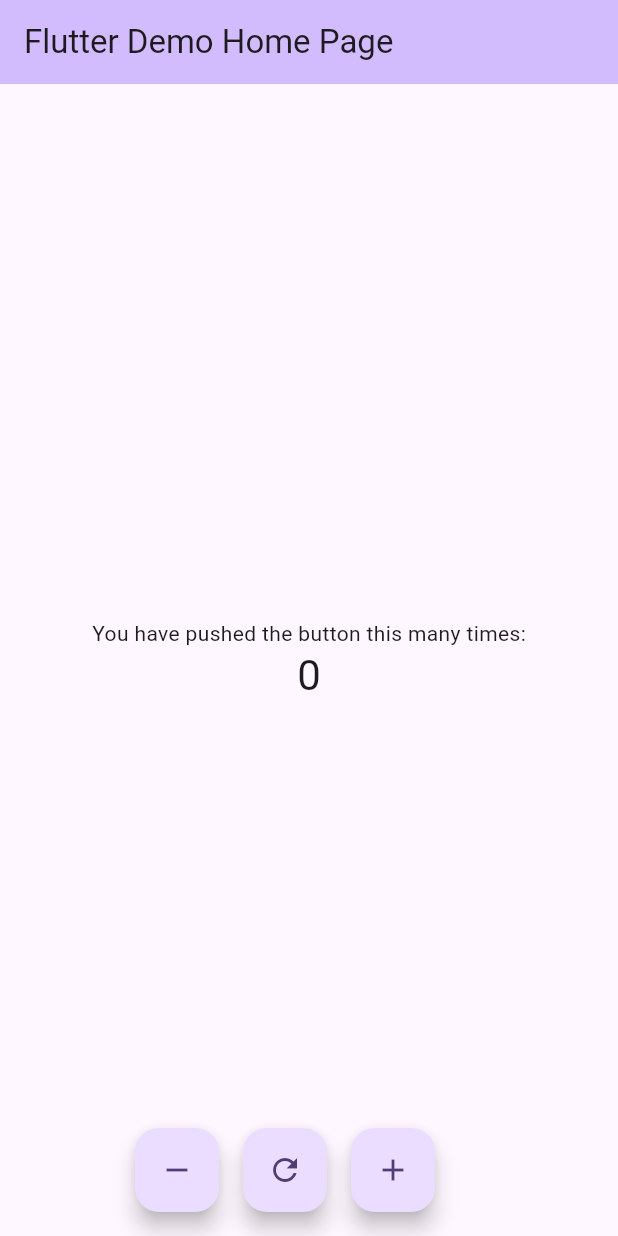
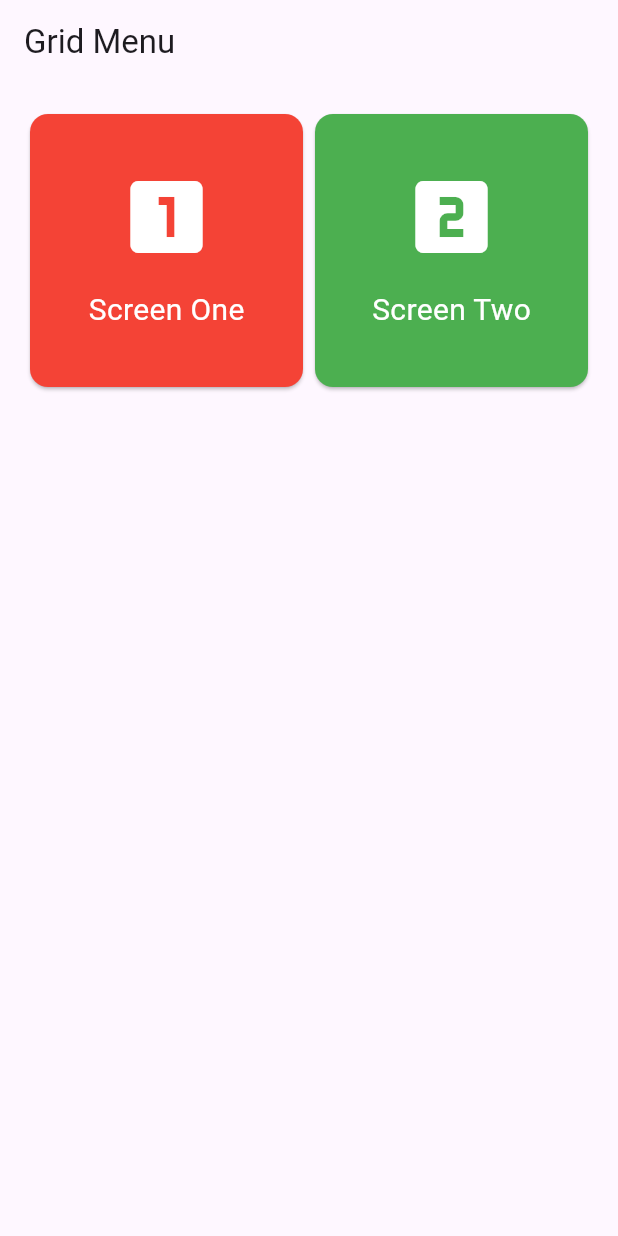
Before and after one commit to adancondori/course_flutter, a Flutter app: the screen it shows after launch, on a phone screen of 412 x 824 dp. Run offline on Flutter 3.47's test engine with Material 3 defaults, Android fonts, the phone set to English and light mode, and no system bars.

Commit message:
create grids

```diff
--- a/lib/main.dart
+++ b/lib/main.dart
@@ -1,4 +1,5 @@
 import 'package:course_flutter/home_page.dart';
+import 'package:course_flutter/menu/menu_page.dart';
 import 'package:flutter/material.dart';
 
 void main() {
@@ -16,7 +17,7 @@
         colorScheme: ColorScheme.fromSeed(seedColor: Colors.deepPurple),
         useMaterial3: true,
       ),
-      home: const MyHomePage(title: 'Flutter Demo Home Page'),
+      home: const MenuPage(),
     );
   }
 }
--- /dev/null
+++ b/lib/menu/menu_page.dart
@@ -0,0 +1,82 @@
+import 'package:course_flutter/menu/screen_one.dart';
+import 'package:course_flutter/menu/screen_two.dart';
+import 'package:flutter/material.dart';
+
+class MenuPage extends StatelessWidget {
+  const MenuPage({super.key});
+
+  @override
+  Widget build(BuildContext context) {
+    return Scaffold(
+      appBar: AppBar(
+        title: const Text('Grid Menu'),
+      ),
+      body: GridView.count(
+        crossAxisCount: 2,
+        padding: const EdgeInsets.all(16.0),
+        children: <Widget>[
+          GridMenuItem(
+            title: 'Screen One',
+            icon: Icons.looks_one,
+            color: Colors.red,
+            onTap: () {
+              Navigator.push(
+                context,
+                MaterialPageRoute(builder: (context) => const ScreenOne()),
+              );
+            },
+          ),
+          GridMenuItem(
+            title: 'Screen Two',
+            icon: Icons.looks_two,
+            color: Colors.green,
+            onTap: () {
+              Navigator.push(
+                context,
+                MaterialPageRoute(builder: (context) => const ScreenTwo()),
+              );
+            },
+          ),
+        ],
+      ),
+    );
+  }
+}
+
+class GridMenuItem extends StatelessWidget {
+  final String title;
+  final IconData icon;
+  final Color color;
+  final VoidCallback onTap;
+
+  const GridMenuItem({
+    required this.title,
+    required this.icon,
+    required this.color,
+    required this.onTap,
+    super.key,
+  });
+
+  @override
+  Widget build(BuildContext context) {
+    return Card(
+      color: color,
+      child: InkWell(
+        onTap: onTap,
+        child: Center(
+          child: Column(
+            mainAxisSize: MainAxisSize.min,
+            children: <Widget>[
+              Icon(icon, size: 64.0, color: Colors.white),
+              const SizedBox(height: 16.0),
+              Text(
+                title,
+                style: const TextStyle(fontSize: 20.0, color: Colors.white),
+              ),
+            ],
+          ),
+        ),
+      ),
+    );
+  }
+}
```
Also changed, not shown: lib/menu/screen_one.dart (added, +20 -0 lines), lib/menu/screen_two.dart (added, +20 -0 lines).
